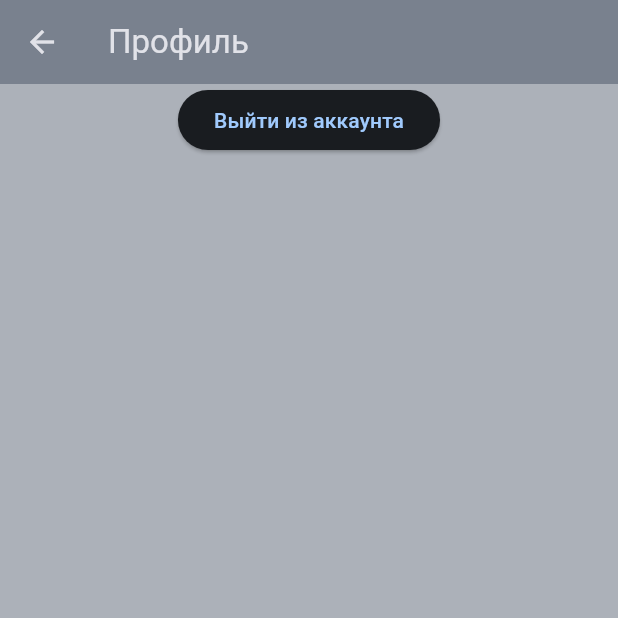
After one commit to Voldezhur/ModelStore, a Flutter app: the ProfilePage screen opened directly, on a phone screen of 412 x 824 dp, the top half of it. The commit adds this screen. Run offline on Flutter 3.47's test engine with Material 3 defaults, Android fonts, the light colour scheme and no system bars; our stand-ins replace supabase_flutter; accounts and stored records are empty.

Commit message:
Made the navigation work with authorization, next work on adding the backend

```diff
--- a/modelstore/lib/pages/auth/register_page.dart
+++ b/modelstore/lib/pages/auth/register_page.dart
@@ -1,6 +1,5 @@
 import 'package:flutter/material.dart';
 import 'package:modelstore/utilities/auth/auth_service.dart';
-import 'package:supabase_flutter/supabase_flutter.dart';
 
 class RegisterPage extends StatefulWidget {
   const RegisterPage({super.key});
--- /dev/null
+++ b/modelstore/lib/pages/navigation/profile_page.dart
@@ -0,0 +1,35 @@
+import 'package:flutter/material.dart';
+import 'package:modelstore/utilities/auth/auth_service.dart';
+
+class ProfilePage extends StatefulWidget {
+  const ProfilePage({super.key});
+
+  @override
+  State<ProfilePage> createState() => _MyWidgetState();
+}
+
+class _MyWidgetState extends State<ProfilePage> {
+  final authService = AuthService();
+
+  void _logout() async {
+    await authService.signOut();
+  }
+
+  @override
+  Widget build(BuildContext context) {
+    return Scaffold(
+      appBar: AppBar(
+        title: const Text('Профиль'),
+      ),
+      body: Center(
+          child: Column(
+        children: [
+          ElevatedButton(
+            onPressed: _logout,
+            child: const Text('Выйти из аккаунта'),
+          ),
+        ],
+      )),
+    );
+  }
+}
```
Also changed, not shown: modelstore/lib/main.dart (+6 -2 lines), modelstore/lib/pages/main_page.dart (+38 -2 lines), modelstore/lib/pages/navigation/favourite_page.dart (added, +19 -0 lines), modelstore/lib/pages/navigation/home_page.dart (added, +19 -0 lines).
